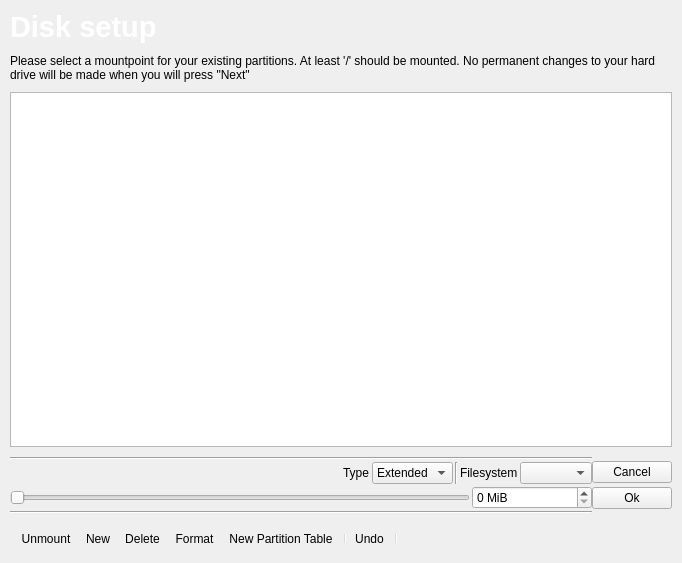
Old version of the form ui/pages/partition.ui in the repository Inkane/Tribe.
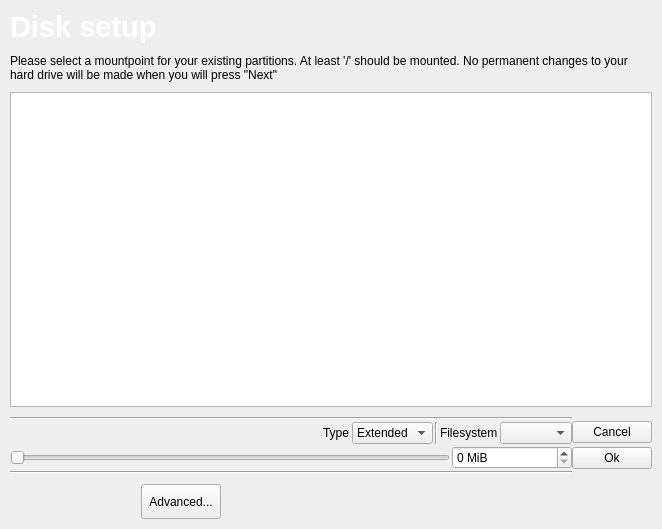
New version of the form. Custom widgets are drawn as their Qt base class.

Commit message: partitionpage cosmetics;

What changed in the file:
```diff
--- a/ui/pages/partition.ui
+++ b/ui/pages/partition.ui
@@ -6,8 +6,8 @@
    <rect>
     <x>0</x>
     <y>0</y>
-    <width>682</width>
-    <height>563</height>
+    <width>662</width>
+    <height>529</height>
    </rect>
   </property>
   <property name="windowTitle">
@@ -206,25 +206,164 @@
     </layout>
    </item>
    <item>
-    <widget class="QToolBar" name="toolBar">
-     <property name="windowTitle">
-      <string>toolBar</string>
-     </property>
-     <property name="layoutDirection">
-      <enum>Qt::LeftToRight</enum>
-     </property>
-     <property name="toolButtonStyle">
-      <enum>Qt::ToolButtonTextBesideIcon</enum>
-     </property>
-     <addaction name="actionUnmount"/>
-     <addaction name="actionNew"/>
-     <addaction name="actionDelete"/>
-     <addaction name="actionFormat"/>
-     <addaction name="actionNewPartitionTable"/>
-     <addaction name="separator"/>
-     <addaction name="actionUndo"/>
-     <addaction name="separator"/>
-    </widget>
+    <layout class="QHBoxLayout" name="horizontalLayout_2">
+     <item>
+      <spacer name="horizontalSpacer_2">
+       <property name="orientation">
+        <enum>Qt::Horizontal</enum>
+       </property>
+       <property name="sizeHint" stdset="0">
+        <size>
+         <width>40</width>
+         <height>20</height>
+        </size>
+       </property>
+      </spacer>
+     </item>
+     <item>
+      <widget class="QPushButton" name="advancedButton">
+       <property name="minimumSize">
+        <size>
+         <width>0</width>
+         <height>35</height>
+        </size>
+       </property>
+       <property name="text">
+        <string>Advanced...</string>
+       </property>
+      </widget>
+     </item>
+     <item>
+      <widget class="QPushButton" name="newButton">
+       <property name="minimumSize">
+        <size>
+         <width>35</width>
+         <height>35</height>
+        </size>
+       </property>
+       <property name="toolTip">
+        <string>Create a new partition</string>
+       </property>
+       <property name="text">
+        <string/>
+       </property>
+       <property name="flat">
+        <bool>true</bool>
+       </property>
+      </widget>
+     </item>
+     <item>
+      <widget class="QPushButton" name="deleteButton">
+       <property name="minimumSize">
+        <size>
+         <width>35</width>
+         <height>35</height>
+        </size>
+       </property>
+       <property name="toolTip">
+        <string>Delete the selected partition</string>
+       </property>
+       <property name="text">
+        <string/>
+       </property>
+       <property name="flat">
+        <bool>true</bool>
+       </property>
+      </widget>
+     </item>
+     <item>
+      <widget class="QPushButton" name="formatButton">
+       <property name="minimumSize">
+        <size>
+         <width>35</width>
+         <height>35</height>
+        </size>
+       </property>
+       <property name="toolTip">
+        <string>Mark the selected partition to be formatted</string>
+       </property>
+       <property name="text">
+        <string/>
+       </property>
+       <property name="checkable">
+        <bool>true</bool>
+       </property>
+       <property name="flat">
+        <bool>true</bool>
+       </property>
+      </widget>
+     </item>
+     <item>
+      <widget class="QPushButton" name="newPartTableButton">
+       <property name="minimumSize">
+        <size>
+         <width>35</width>
+         <height>35</height>
+        </size>
+       </property>
+       <property name="toolTip">
+        <string>Create a new partition table on the selected device</string>
+       </property>
+       <property name="text">
+        <string/>
+       </property>
+       <property name="flat">
+        <bool>true</bool>
+       </property>
+      </widget>
+     </item>
+     <item>
+      <widget class="QPushButton" name="undoButton">
+       <property name="minimumSize">
+        <size>
+         <width>35</width>
+         <height>35</height>
+        </size>
+       </property>
+       <property name="toolTip">
+        <string>Undo</string>
+       </property>
+       <property name="text">
+        <string/>
+       </property>
+       <property name="flat">
+        <bool>true</bool>
+       </property>
+      </widget>
+     </item>
+     <item>
+      <widget class="QPushButton" name="unmountButton">
+       <property name="minimumSize">
+        <size>
+         <width>35</width>
+         <height>35</height>
+        </size>
+       </property>
+       <property name="toolTip">
+        <string>Unmount the selected partition</string>
+       </property>
+       <property name="text">
+        <string/>
+       </property>
+       <property name="flat">
+        <bool>true</bool>
+       </property>
+      </widget>
+     </item>
+     <item>
+      <spacer name="horizontalSpacer_3">
+       <property name="orientation">
+        <enum>Qt::Horizontal</enum>
+       </property>
+       <property name="sizeHint" stdset="0">
+        <size>
+         <width>40</width>
+         <height>20</height>
+        </size>
+       </property>
+      </spacer>
+     </item>
+    </layout>
    </item>
   </layout>
   <action name="actionNew">
```
The commit also changes 2 other files.
